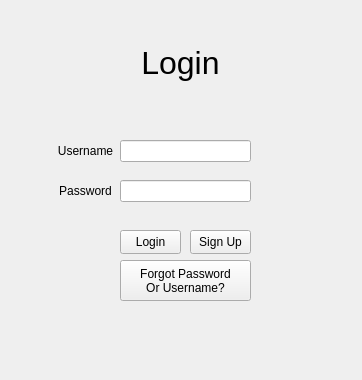
The window that OOSD/loginwindow.ui (joec2109/OOSD) describes before a commit, drawn with Qt 5.
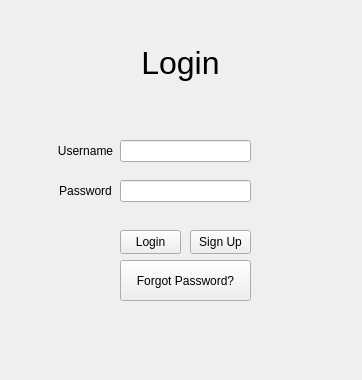
The same window after the commit. Icons and pictures are not drawn.

```diff
--- a/OOSD/loginwindow.ui
+++ b/OOSD/loginwindow.ui
@@ -169,8 +169,7 @@
      </rect>
     </property>
     <property name="text">
-     <string>Forgot Password
-Or Username?</string>
+     <string>Forgot Password?</string>
     </property>
    </widget>
   </widget>
```
